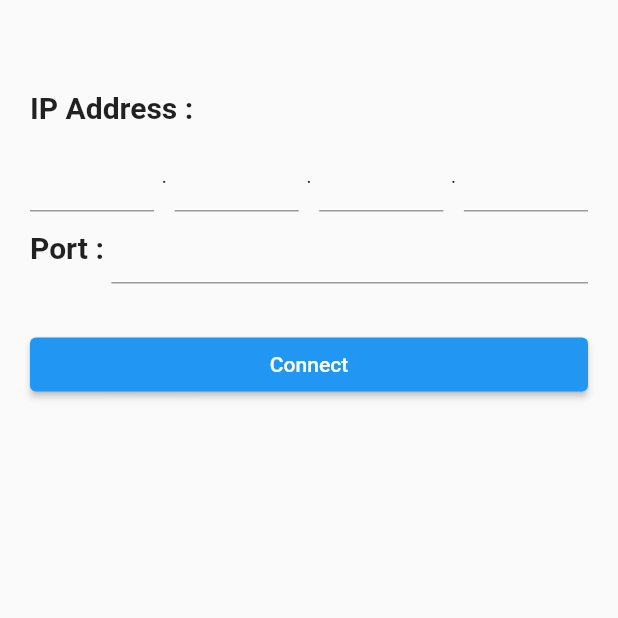
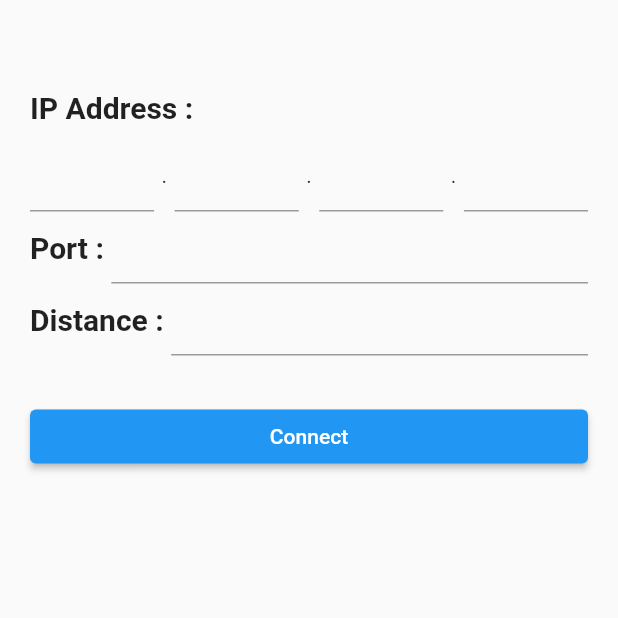
Before and after one commit to wangjh789/DistanceAlarm, a Flutter app: the screen it shows after launch, after a tap on "Connect", on a phone screen of 412 x 824 dp, the top half of it. Run offline on Flutter 3.47's test engine with Material 2 defaults, Android fonts, the phone set to English and light mode, and no system bars; missing offline and left inert: flutter_beep, screen, vibrate; network calls fail.

Commit message:
add distance param

```diff
--- a/lib/InputScreen.dart
+++ b/lib/InputScreen.dart
@@ -1,17 +1,18 @@
 import 'package:distance_alarm/ShowDistanceScreen.dart';
 import 'package:flutter/material.dart';
+import 'package:flutter_beep/flutter_beep.dart';
 
 class InputScreen extends StatelessWidget {
   @override
   Widget build(BuildContext context) {
-
     TextEditingController ipInput1 = TextEditingController();
     TextEditingController ipInput2 = TextEditingController();
     TextEditingController ipInput3 = TextEditingController();
     TextEditingController ipInput4 = TextEditingController();
     TextEditingController portInput = TextEditingController();
+    TextEditingController standardDistanceInput = TextEditingController();
 
-    String parseToIpAddr(){
+    String parseToIpAddr() {
       String ipAddr = "http://";
       ipAddr += ipInput1.value.text.trim() + ".";
       ipAddr += ipInput2.value.text.trim() + ".";
@@ -23,13 +24,21 @@ class InputScreen extends StatelessWidget {
 
     return Scaffold(
       body: Container(
-        padding: EdgeInsets.symmetric(horizontal: 20,vertical: 30),
+        padding: EdgeInsets.symmetric(horizontal: 20, vertical: 30),
         child: ListView(
           children: [
-            SizedBox(height: 30,),
-            Text("IP Address : ",style: TextStyle(fontWeight: FontWeight.bold,fontSize: 20),),
-            SizedBox(height: 10,),
-            Row(children: [
+            SizedBox(
+              height: 30,
+            ),
+            Text(
+              "IP Address : ",
+              style: TextStyle(fontWeight: FontWeight.bold, fontSize: 20),
+            ),
+            SizedBox(
+              height: 10,
+            ),
+            Row(
+              children: [
                 Flexible(
                   child: TextField(
                     controller: ipInput1,
@@ -66,10 +75,14 @@ class InputScreen extends StatelessWidget {
                     keyboardType: TextInputType.datetime,
                   ),
                 ),
-            ],),
+              ],
+            ),
             Row(
               children: [
-                Text("Port : ",style: TextStyle(fontWeight: FontWeight.bold,fontSize: 20),),
+                Text(
+                  "Port : ",
+                  style: TextStyle(fontWeight: FontWeight.bold, fontSize: 20),
+                ),
                 Flexible(
                   child: TextField(
                     controller: portInput,
@@ -78,13 +91,35 @@ class InputScreen extends StatelessWidget {
                 ),
               ],
             ),
-            SizedBox(height: 30,),
-            ElevatedButton(onPressed: (){
+            Row(
+              children: [
+                Text(
+                  "Distance : ",
+                  style: TextStyle(fontWeight: FontWeight.bold, fontSize: 20),
+                ),
+                Flexible(
+                  child: TextField(
+                    controller: standardDistanceInput,
+                    keyboardType: TextInputType.datetime,
+                  ),
+                ),
+              ],
+            ),
+            SizedBox(
+              height: 30,
+            ),
+            ElevatedButton(
+                onPressed: () {
                   print(parseToIpAddr());
-              if(parseToIpAddr().length > 20){
-                Navigator.of(context).push(MaterialPageRoute(builder: (context) => ShowDistanceScreen(parseToIpAddr())));
+                  if (parseToIpAddr().length > 20) {
+                    Navigator.of(context).push(MaterialPageRoute(
+                        builder: (context) => ShowDistanceScreen(
+                            parseToIpAddr(),
+                            int.parse(
+                                standardDistanceInput.value.text.trim()))));
                   }
-            }, child: Text("Connect"))
+                },
+                child: Text("Connect"))
           ],
         ),
       ),
--- a/pubspec.yaml
+++ b/pubspec.yaml
@@ -30,6 +30,8 @@ dependencies:
   cupertino_icons: ^1.0.2
   http: ^0.13.1
   vibrate: ^0.0.4
+  flutter_beep: ^0.2.0
+  screen: ^0.0.5
 
 dev_dependencies:
   flutter_test:
```
Also changed, not shown: lib/ShowDistanceScreen.dart (+17 -7 lines), pubspec.lock, 1 other file. Lines whose indentation alone changed are shown as unchanged.
